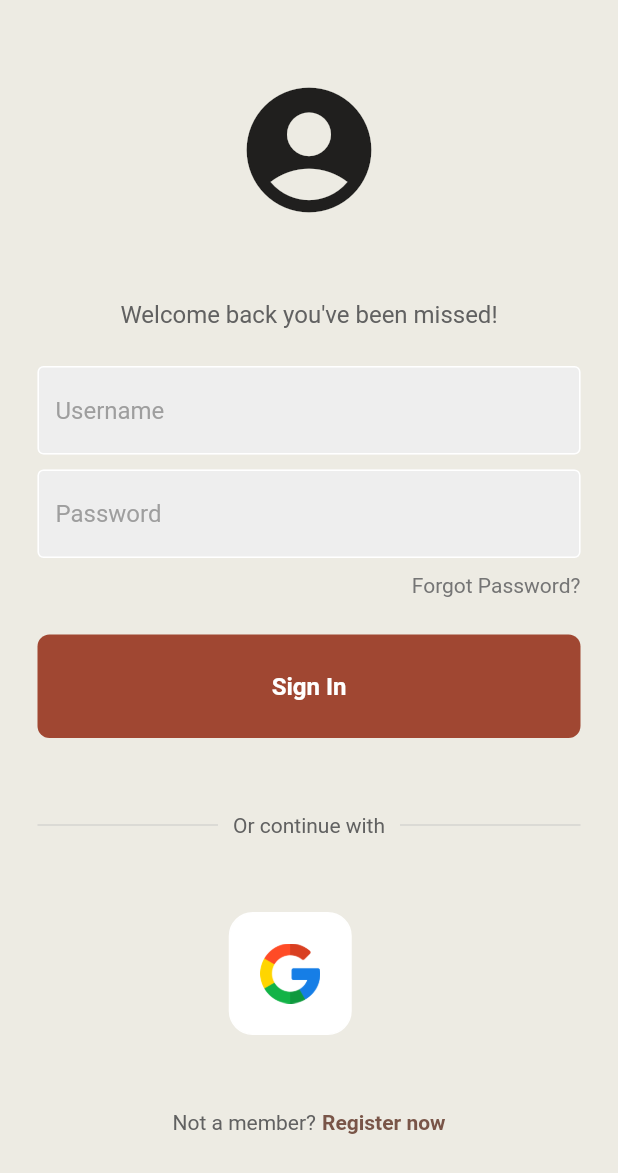
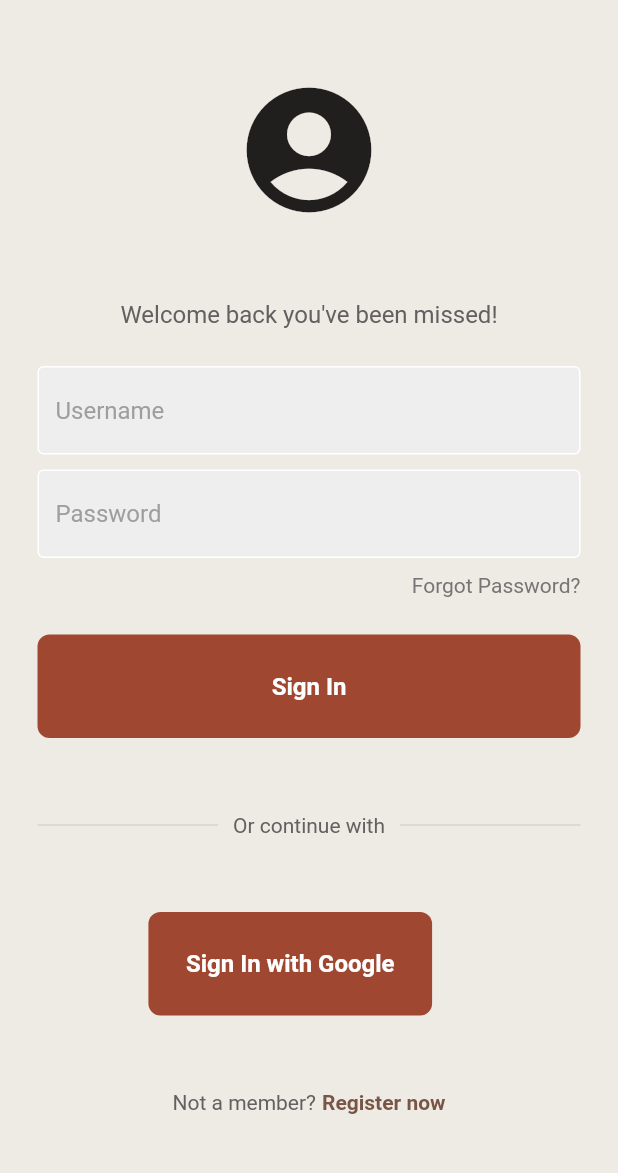
Before and after one commit to prabinay/Exhibitly_with_Flutter, a Flutter app: the screen it shows after launch, after a tap on "Skip", after a tap on "Done", on a phone screen of 412 x 824 dp. Shown: the top 1173 px of the screen. Run offline on Flutter 3.47's test engine with Material 2 defaults, Android fonts, the phone set to English and light mode, and no system bars; our stand-ins replace smooth_page_indicator.

Commit message:
changes to be made in google signin

```diff
--- a/lib/presentation/login/button.dart
+++ b/lib/presentation/login/button.dart
@@ -35,3 +35,36 @@ class MyButton extends StatelessWidget {
     );
   }
 }
+
+class GoogleButton extends StatelessWidget {
+  final Function()? onTap;
+
+  const GoogleButton({super.key, required this.onTap});
+
+  @override
+  Widget build(BuildContext context) {
+    return GestureDetector(
+      onTap: () {
+        Navigator.pushNamed(context, Routes.mainPage);
+      },
+      child: Container(
+        padding: const EdgeInsets.all(25),
+        margin: const EdgeInsets.symmetric(horizontal: 25),
+        decoration: BoxDecoration(
+          color: ColorManager.KPrimaryColor,
+          borderRadius: BorderRadius.circular(8),
+        ),
+        child: const Center(
+          child: Text(
+            "Sign In with Google",
+            style: TextStyle(
+              color: Colors.white,
+              fontWeight: FontWeight.bold,
+              fontSize: 16,
+            ),
+          ),
+        ),
+      ),
+    );
+  }
+}
--- a/lib/presentation/login/login_screen.dart
+++ b/lib/presentation/login/login_screen.dart
@@ -13,7 +13,9 @@ class LoginPage extends StatelessWidget {
   final passwordController = TextEditingController();
 
   // signin method
-  void signUserIn(){}
+  void signUserIn() {}
+
+  void googleSignIn() {}
 
   @override
   Widget build(BuildContext context) {
@@ -83,7 +85,7 @@ class LoginPage extends StatelessWidget {
 
                   // sign in button
                   MyButton(
-                  onTap: signUserIn,
+                    onTap: signUserIn,
                   ),
 
                   const SizedBox(height: 50),
@@ -121,9 +123,14 @@ class LoginPage extends StatelessWidget {
                   // google + apple sign in buttons
                   Row(
                     mainAxisAlignment: MainAxisAlignment.center,
-                    children: const [
+                    children:  [
                       // google button
-                      SquareTile(imagePath: 'assets/images/google.png'),
+                      GoogleButton(
+
+                        onTap: googleSignIn,
+
+                      ),
+
 
                       SizedBox(width: 25),
 
@@ -143,13 +150,10 @@ class LoginPage extends StatelessWidget {
                         style: TextStyle(color: Colors.grey[700]),
                       ),
                       const SizedBox(width: 4),
-
-
                       GestureDetector(
                         onTap: () {
                           Navigator.pushNamed(context, Routes.signUp);
                         },
-
                         child: const Text(
                           'Register now',
                           style: TextStyle(
```
